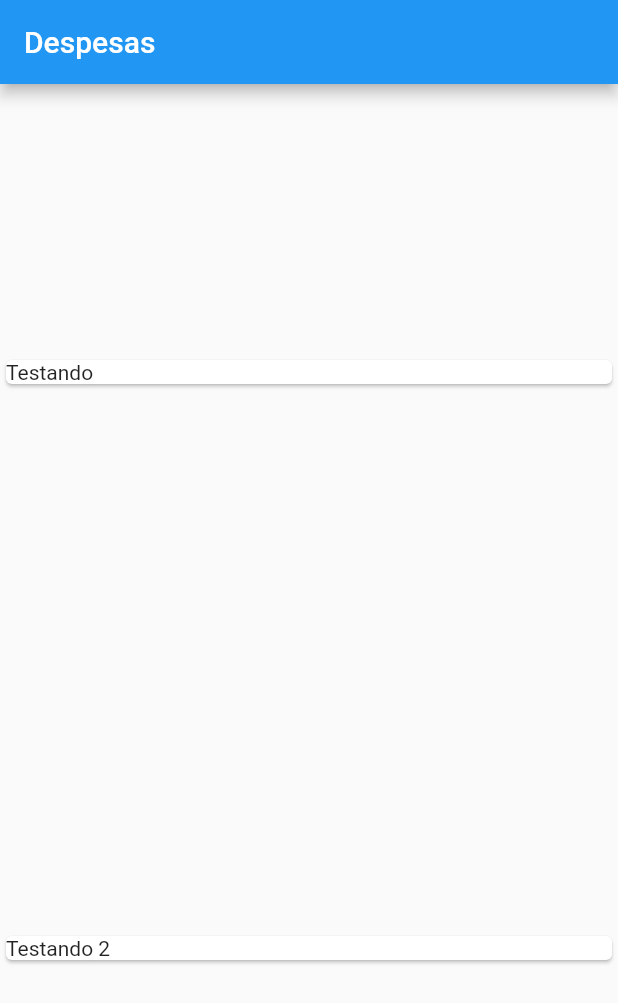
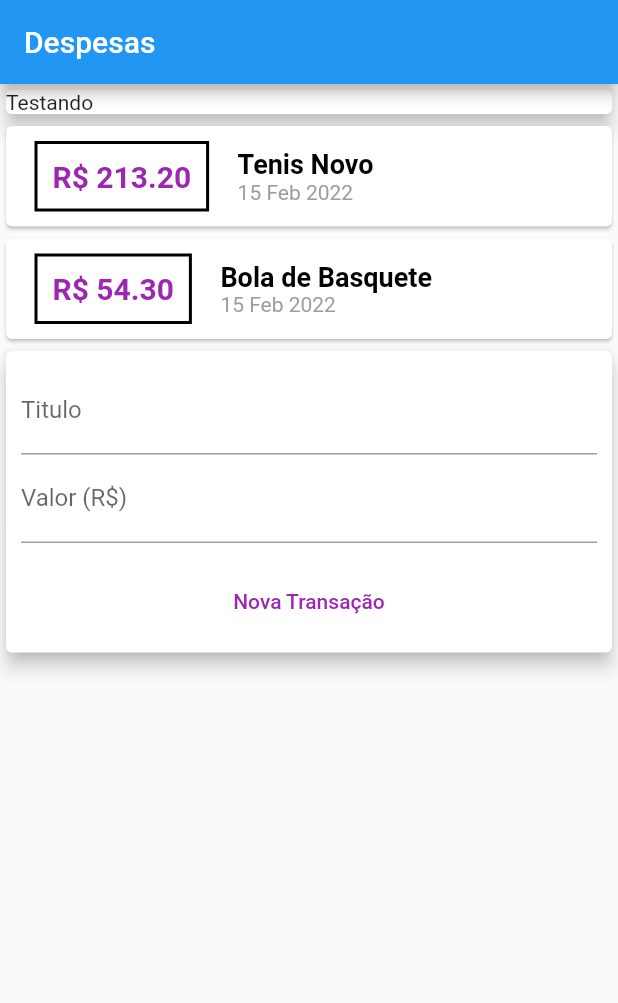
Before and after one commit to vctrr1/DespesasApp-Flutter, a Flutter app: the screen it shows after launch, on a phone screen of 412 x 824 dp. Shown: the top 1003 px of the screen. Run offline on Flutter 3.47's test engine with Material 2 defaults, Android fonts, the light colour scheme and no system bars.

Commit message:
Criação de textFilds e corrigindo o formato exibido da data/hora.

```diff
--- a/lib/main.dart
+++ b/lib/main.dart
@@ -1,4 +1,6 @@
+import 'package:despesas_app/models/transaction.dart';
 import 'package:flutter/material.dart';
+import 'package:intl/intl.dart';
 
 main() => runApp(const ExpensesApp());
 
@@ -7,29 +9,123 @@ class ExpensesApp extends StatelessWidget {
 
   @override
   Widget build(BuildContext context) {
-    return const MaterialApp(
+    return MaterialApp(
       home: MyHomePage(),
     );
   }
 }
 
 class MyHomePage extends StatelessWidget {
-  const MyHomePage({Key? key}) : super(key: key);
+  MyHomePage({Key? key}) : super(key: key);
+
+  final _transactions = [
+    Transaction(
+      id: 't1',
+      title: 'Tenis Novo',
+      value: 213.2,
+      date: DateTime.now(),
+    ),
+    Transaction(
+      id: 't2',
+      title: 'Bola de Basquete',
+      value: 54.3,
+      date: DateTime.now(),
+    )
+  ];
 
   @override
   Widget build(BuildContext context) {
     return Scaffold(
       appBar: AppBar(title: const Text("Despesas")),
       body: Column(
-        mainAxisAlignment: MainAxisAlignment.spaceAround,
+        //mainAxisAlignment: MainAxisAlignment.spaceAround,
         crossAxisAlignment: CrossAxisAlignment.stretch,
-        children: const [
-          Card(
+        children: [
+          const Card(
+            elevation: 5,
             child: Text("Testando"),
           ),
+          Column(
+            children: _transactions.map((tr) {
+              return Card(
+                child: Row(
+                  children: [
+                    Container(
+                      margin: const EdgeInsets.symmetric(
+                        horizontal: 19,
+                        vertical: 10,
+                      ),
+                      decoration: BoxDecoration(
+                        border: Border.all(
+                          color: Colors.black,
+                          width: 2,
+                        ),
+                      ),
+                      padding: const EdgeInsets.all(10),
+                      child: Text(
+                        "R\$ ${tr.value.toStringAsFixed(2)}", // isso é uma imterpolação, nao precisaria do toString
+                        //pq quando usa ${} ja esta no contexto de String
+                        style: const TextStyle(
+                          fontWeight: FontWeight.bold,
+                          fontSize: 20,
+                          color: Colors.purple,
+                        ),
+                      ),
+                    ),
+                    Column(
+                      crossAxisAlignment: CrossAxisAlignment.start,
+                      children: [
+                        Text(
+                          tr.title,
+                          style: const TextStyle(
+                            fontSize: 18,
+                            fontWeight: FontWeight.bold,
+                            color: Colors.black,
+                          ),
+                        ),
+                        Text(
+                          DateFormat("d MMM y").format(tr.date),
+                          style: const TextStyle(
+                            color: Colors.grey,
+                          ),
+                        ),
+                      ],
+                    )
+                  ],
+                ),
+              );
+            }).toList(),
+          ),
           Card(
-            child: Text("Testando 2"),
-          )
+            elevation: 5,
+            child: Padding(
+              padding: const EdgeInsets.all(10),
+              child: Column(
+                children: [
+                  const TextField(
+                    decoration: InputDecoration(
+                      labelText: "Titulo",
+                    ),
+                  ),
+                  const TextField(
+                    decoration: InputDecoration(
+                      labelText: "Valor (R\$)",
+                    ),
+                  ),
+                  Padding(
+                    padding: const EdgeInsets.fromLTRB(0, 15, 0, 0),
+                    child: TextButton(
+                      onPressed: () {},
+                      child: const Text(
+                        "Nova Transação",
+                        style: TextStyle(color: Colors.purple),
+                      ),
+                    ),
+                  )
+                ],
+              ),
+            ),
+          ),
         ],
       ),
     );
--- a/pubspec.yaml
+++ b/pubspec.yaml
@@ -29,6 +29,7 @@ environment:
 dependencies:
   flutter:
     sdk: flutter
+  intl: ^0.17.0
 
 
   # The following adds the Cupertino Icons font to your application.
```
Also changed, not shown: pubspec.lock.
